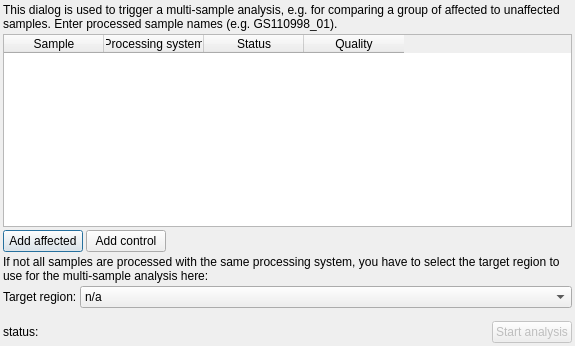
imgag/ngs-bits, file src/GSvar/MultiSampleDialog.ui: the form before one commit.
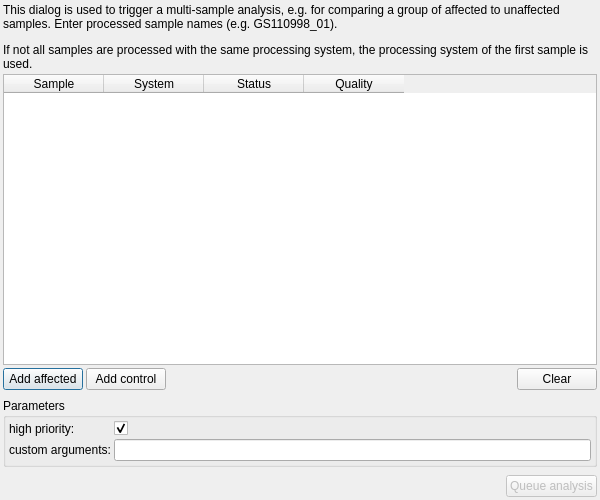
The form after the commit. Icons and pictures are not drawn.

Commit message: NGSD/GSvar: added analysis status/queuing.

```diff
--- a/src/GSvar/MultiSampleDialog.ui
+++ b/src/GSvar/MultiSampleDialog.ui
@@ -6,10 +6,16 @@
    <rect>
     <x>0</x>
     <y>0</y>
-    <width>575</width>
-    <height>346</height>
+    <width>600</width>
+    <height>500</height>
    </rect>
   </property>
+  <property name="minimumSize">
+   <size>
+    <width>600</width>
+    <height>500</height>
+   </size>
+  </property>
   <property name="windowTitle">
    <string>Multi-sample analysis</string>
   </property>
@@ -32,7 +38,7 @@
    <item>
     <widget class="QLabel" name="label">
      <property name="text">
-      <string>&lt;html&gt;&lt;head/&gt;&lt;body&gt;&lt;p&gt;This dialog is used to trigger a multi-sample analysis, e.g. for comparing a group of affected to unaffected samples. Enter processed sample names (e.g. GS110998_01).&lt;/p&gt;&lt;/body&gt;&lt;/html&gt;</string>
+      <string>&lt;html&gt;&lt;head/&gt;&lt;body&gt;&lt;p&gt;This dialog is used to trigger a multi-sample analysis, e.g. for comparing a group of affected to unaffected samples. Enter processed sample names (e.g. GS110998_01).&lt;/p&gt;&lt;p&gt;If not all samples are processed with the same processing system, the processing system of the first sample is used.&lt;/p&gt;&lt;/body&gt;&lt;/html&gt;</string>
      </property>
      <property name="wordWrap">
       <bool>true</bool>
@@ -48,7 +54,7 @@
      </column>
      <column>
       <property name="text">
-       <string>Processing system</string>
+       <string>System</string>
       </property>
      </column>
      <column>
@@ -103,44 +109,92 @@
        </property>
       </spacer>
      </item>
+     <item>
+      <widget class="QPushButton" name="clear">
+       <property name="text">
+        <string>Clear</string>
+       </property>
+       <property name="icon">
+        <iconset resource="GSvar.qrc">
+         <normaloff>:/Icons/Remove.png</normaloff>:/Icons/Remove.png</iconset>
+       </property>
+      </widget>
+     </item>
     </layout>
    </item>
    <item>
-    <widget class="QLabel" name="label_3">
-     <property name="text">
-      <string>If not all samples are processed with the same processing system, you have to select the target region to use for the multi-sample analysis here:</string>
+    <spacer name="verticalSpacer_2">
+     <property name="orientation">
+      <enum>Qt::Vertical</enum>
      </property>
-     <property name="wordWrap">
+     <property name="sizeType">
+      <enum>QSizePolicy::Fixed</enum>
+     </property>
+     <property name="sizeHint" stdset="0">
+      <size>
+       <width>5</width>
+       <height>5</height>
+      </size>
+     </property>
+    </spacer>
+   </item>
+   <item>
+    <widget class="QGroupBox" name="param_group">
+     <property name="title">
+      <string>Parameters</string>
+     </property>
+     <property name="flat">
       <bool>true</bool>
      </property>
+     <layout class="QFormLayout" name="formLayout">
+      <property name="horizontalSpacing">
+       <number>3</number>
+      </property>
+      <property name="verticalSpacing">
+       <number>3</number>
+      </property>
+      <property name="leftMargin">
+       <number>3</number>
+      </property>
+      <property name="topMargin">
+       <number>3</number>
+      </property>
+      <property name="rightMargin">
+       <number>3</number>
+      </property>
+      <property name="bottomMargin">
+       <number>3</number>
+      </property>
+      <item row="0" column="0">
+       <widget class="QLabel" name="label_3">
+        <property name="text">
+         <string>high priority:</string>
+        </property>
+       </widget>
+      </item>
+      <item row="0" column="1">
+       <widget class="QCheckBox" name="high_priority">
+        <property name="text">
+         <string/>
+        </property>
+        <property name="checked">
+         <bool>true</bool>
+        </property>
+       </widget>
+      </item>
+      <item row="1" column="0">
+       <widget class="QLabel" name="label_2">
+        <property name="text">
+         <string>custom arguments:</string>
+        </property>
+       </widget>
+      </item>
+      <item row="1" column="1">
+       <widget class="QLineEdit" name="custom_args"/>
+      </item>
+     </layout>
     </widget>
    </item>
-   <item>
-    <layout class="QHBoxLayout" name="horizontalLayout_3">
-     <item>
-      <widget class="QLabel" name="label_2">
-       <property name="text">
-        <string>Target region:</string>
-       </property>
-      </widget>
-     </item>
-     <item>
-      <widget class="QComboBox" name="target_region">
-       <property name="sizePolicy">
-        <sizepolicy hsizetype="MinimumExpanding" vsizetype="Fixed">
-         <horstretch>0</horstretch>
-         <verstretch>0</verstretch>
-        </sizepolicy>
-       </property>
-       <item>
-        <property name="text">
-         <string>n/a</string>
-        </property>
-       </item>
-      </widget>
-     </item>
-    </layout>
-   </item>
    <item>
     <spacer name="verticalSpacer">
      <property name="orientation">
@@ -152,7 +206,7 @@
      <property name="sizeHint" stdset="0">
       <size>
        <width>5</width>
-       <height>10</height>
+       <height>5</height>
       </size>
      </property>
     </spacer>
@@ -162,23 +216,6 @@
      <property name="spacing">
       <number>3</number>
      </property>
-     <item>
-      <widget class="QLabel" name="label_5">
-       <property name="text">
-        <string>status:</string>
-       </property>
-      </widget>
-     </item>
-     <item>
-      <widget class="QLabel" name="status_page_link">
-       <property name="text">
-        <string/>
-       </property>
-       <property name="openExternalLinks">
-        <bool>true</bool>
-       </property>
-      </widget>
-     </item>
      <item>
       <spacer name="horizontalSpacer">
        <property name="orientation">
@@ -198,7 +235,7 @@
         <bool>false</bool>
        </property>
        <property name="text">
-        <string>Start analysis</string>
+        <string>Queue analysis</string>
        </property>
       </widget>
      </item>
```
Left out of the diff: 21 changed lines with no effect on the pictures. The commit also changes 39 other files.
